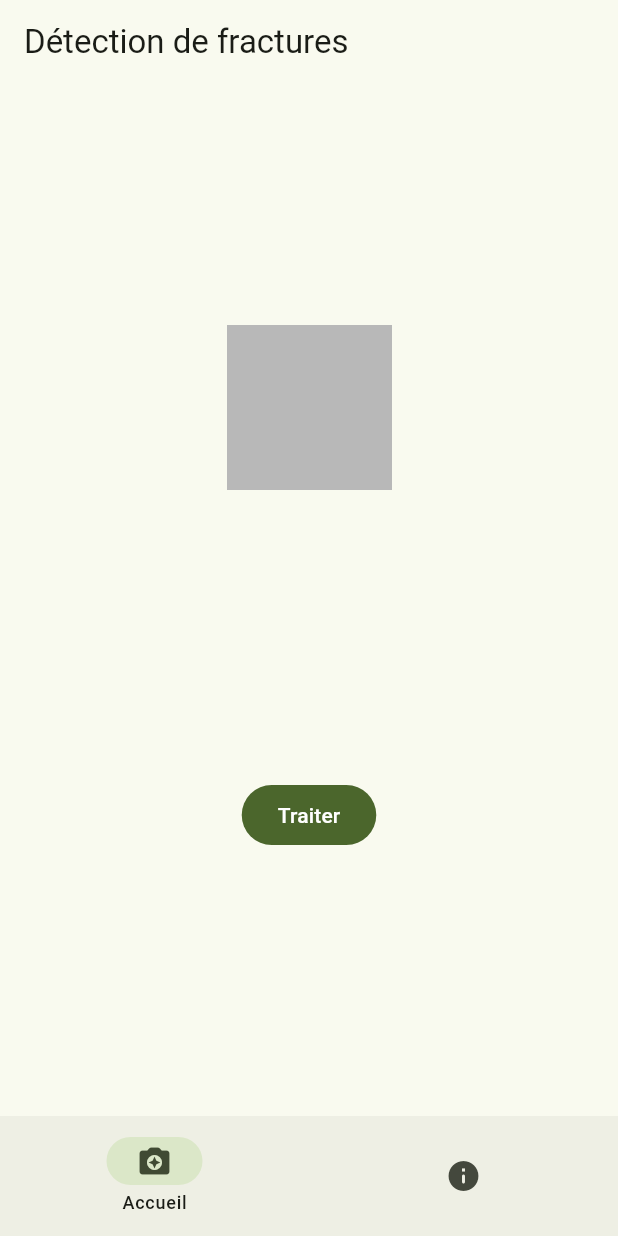
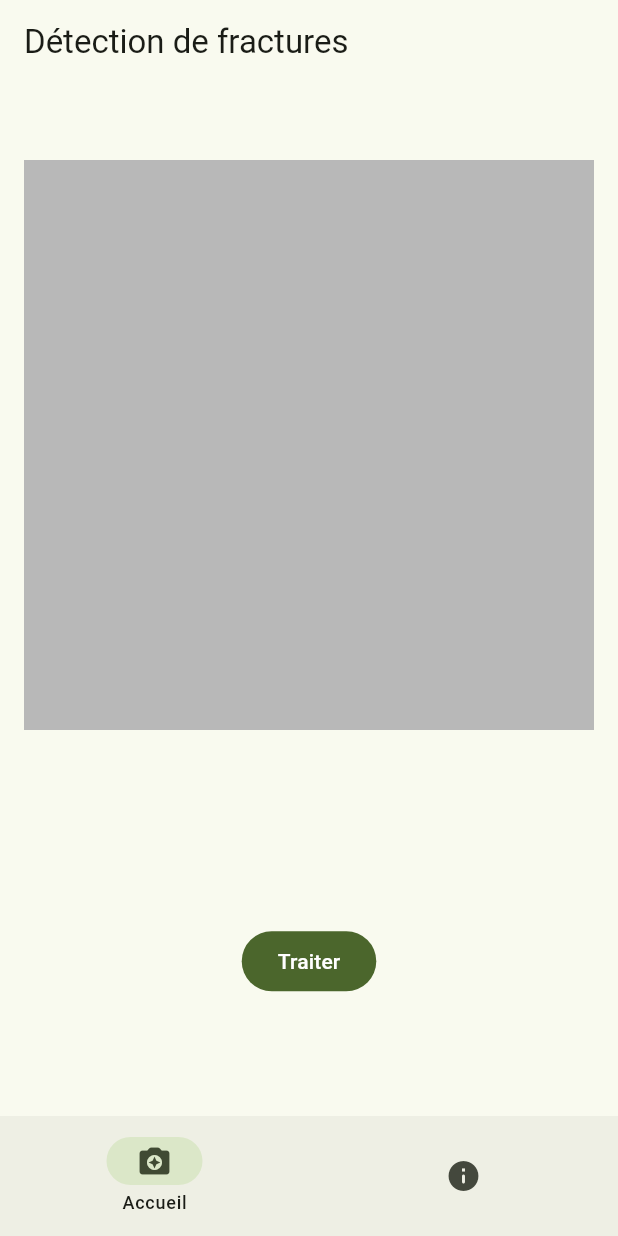
Before and after one commit to botatooo/pp-detection-fracture-appli, a Flutter app: the screen it shows after launch, on a phone screen of 412 x 824 dp. Run offline on Flutter 3.47's test engine with Material 3 defaults, Android fonts, the phone set to English and light mode, and no system bars; our stand-ins replace image_picker.

Commit message:
fix: image being able to go past height bounds

```diff
--- a/lib/main.dart
+++ b/lib/main.dart
@@ -127,7 +127,7 @@ class _MainPageState extends State<MainPage> {
               mainAxisAlignment: MainAxisAlignment.spaceEvenly,
               children: <Widget>[
                 Expanded(
-                  flex: 0,
+                  flex: 7,
                   child: Padding(
                     padding: const EdgeInsets.all(16.0),
                     child: GestureDetector(
@@ -165,7 +165,7 @@ class _MainPageState extends State<MainPage> {
                   ),
                 ),
                 Expanded(
-                  flex: 0,
+                  flex: 3,
                   child: Row(
                     mainAxisAlignment: MainAxisAlignment.center,
                     children: [
@@ -256,7 +256,8 @@ class _MainPageState extends State<MainPage> {
                         style: TextStyle(fontWeight: FontWeight.bold),
                       ),
                       TextSpan(
-                        text: "sous la supervision de François Goulet de l'École internationale de Montréal.",
+                        text:
+                            "sous la supervision de François Goulet de l'École internationale de Montréal.",
                       ),
                     ],
                   ),
```
